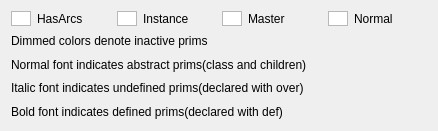
First picture: the form in pxr/usdImaging/usdviewq/primLegendUI.ui, repository PixarAnimationStudios/OpenUSD, before the edit.
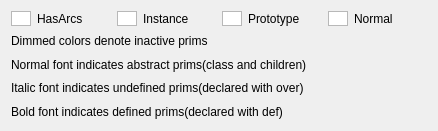
Second picture: the form after the edit.

Commit message:
Update usdviewq to use "prototype" API and terminology.
In particular, the "Show Master Prims" view setting is now
named "Show Prototype Prims". The previously-saved state
for this setting is maintained for backwards compatibility.

(Internal change: 2100701)

What changed in the file:
```diff
--- a/pxr/usdImaging/usdviewq/primLegendUI.ui
+++ b/pxr/usdImaging/usdviewq/primLegendUI.ui
@@ -112,7 +112,7 @@
         </font>
        </property>
        <property name="text">
-        <string>Master</string>
+        <string>Prototype</string>
        </property>
       </widget>
      </item>
```
Left out of the diff: 4 changed lines with no effect on the pictures. The commit also changes 11 other files.
